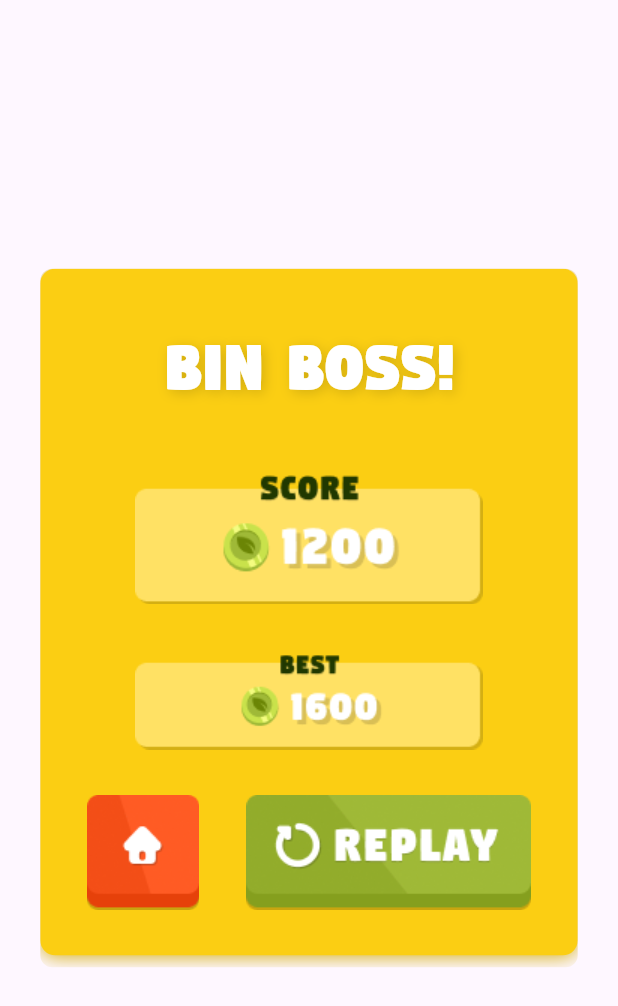
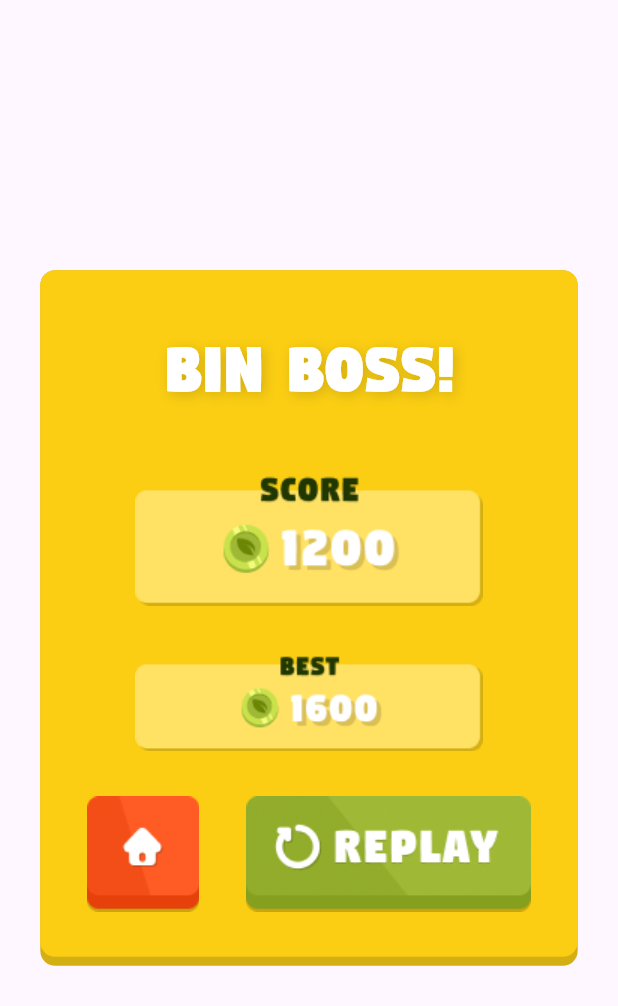
Before and after one commit to Mobiux-Labs/bin_it_right, a Flutter app: the OverlayContainer widget shown alone on an empty page, opened directly, on a phone screen of 412 x 824 dp. Shown: the top 1006 px of the screen. Run offline on Flutter 3.47's test engine with Material 3 defaults, Android fonts, the phone set to English and light mode, and no system bars; our stand-ins replace audioplayers, go_router, shared_preferences; missing offline and left inert: flame; accounts and stored records are empty; statements that could not run were skipped.

Commit message:
Overlay fixes

```diff
--- a/lib/overlays/main_menu.dart
+++ b/lib/overlays/main_menu.dart
@@ -76,7 +76,7 @@ class MainMenu extends StatelessWidget {
                 shadowContainerColor: Constants.redButtonShadowContainerColor,
                 containerColor: Constants.redButtonContainerColor,
                 shineColor: Constants.redButtonShineColor,
-                padding: EdgeInsets.only(
+                padding: const EdgeInsets.only(
                   left: 50,
                   top: 10.0,
                 ),
--- a/lib/overlays/overlay_container.dart
+++ b/lib/overlays/overlay_container.dart
@@ -17,16 +17,21 @@ class OverlayContainer extends StatelessWidget {
   @override
   Widget build(BuildContext context) {
     return Center(
-      child: ClipRRect(
+      child: Stack(
+        children: [
+          Container(
+            height: height+6,
+            width: width,
+            decoration: BoxDecoration(
+              color: const Color.fromRGBO(212, 175, 19, 1,),
               borderRadius: BorderRadius.circular(
-          8.0,
+                10,
               ),
-        child: Container(
+            ),
+          ),
+          Container(
             height: height,
             width: width,
-          margin: const EdgeInsets.only(
-            bottom: 8.0,
-          ),
             decoration: BoxDecoration(
               borderRadius: BorderRadius.circular(
                 10,
@@ -37,21 +42,7 @@ class OverlayContainer extends StatelessWidget {
                 19,
                 1,
               ),
-              boxShadow: const [
-                BoxShadow(
-                  color: Color.fromRGBO(
-                    212,
-                    175,
-                    19,
-                    1,
             ),
-                  offset: Offset(
-                    0.0,
-                    1.0,
-                  ), //(x,y)
-                  blurRadius: 10.0,
-                ),
-              ]),
             child: Column(
               mainAxisAlignment: MainAxisAlignment.spaceBetween,
               children: [
@@ -92,6 +83,7 @@ class OverlayContainer extends StatelessWidget {
               ],
             ),
           ),
+        ],
       ),
     );
   }
```
Also changed, not shown: lib/app/ui/components/button_with_shadow.dart (+13 -11 lines). Lines whose indentation alone changed are shown as unchanged.
